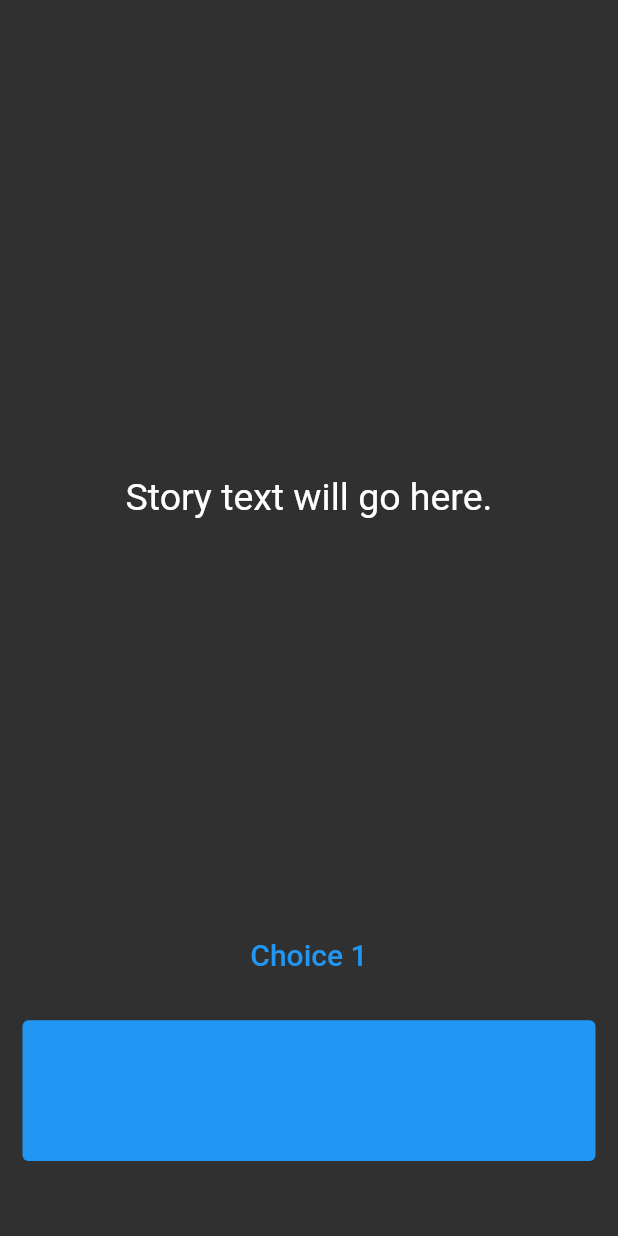
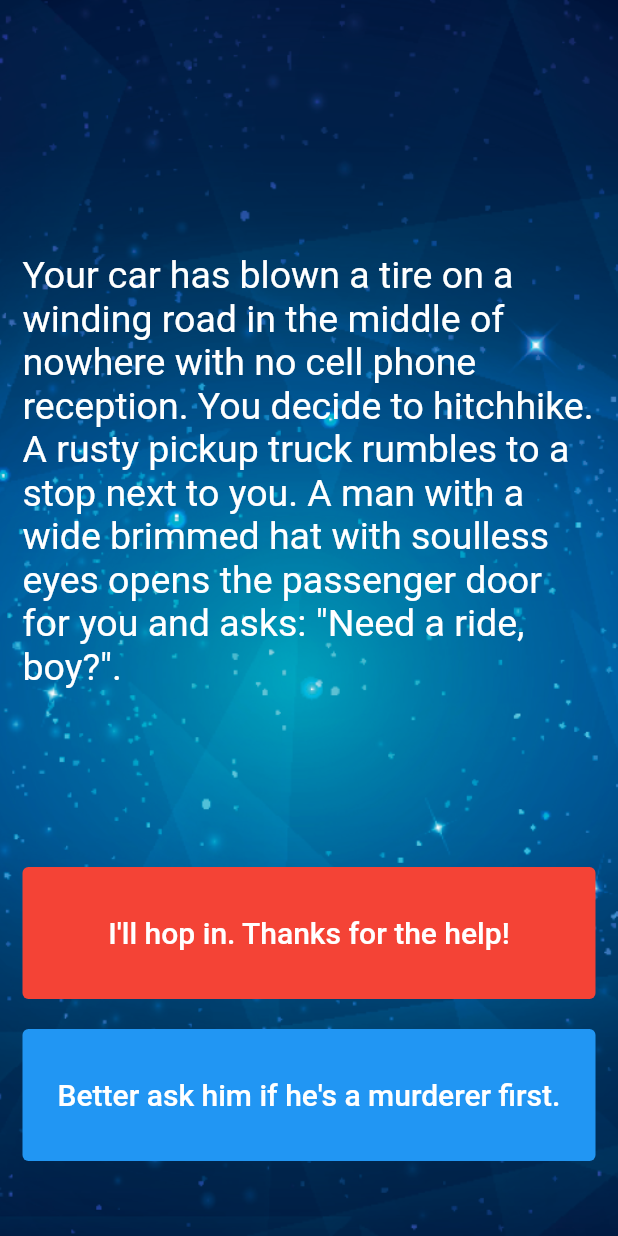
Before and after one commit to muhafs/flutter_destini_app, a Flutter app: the screen it shows after launch, on a phone screen of 412 x 824 dp. Run offline on Flutter 3.47's test engine with Material 2 defaults, Android fonts, the phone set to English and light mode, and no system bars.

Commit message:
- features: built destini application and all functionality

```diff
--- a/lib/main.dart
+++ b/lib/main.dart
@@ -1,8 +1,7 @@
 // ignore_for_file: todo
 
+import 'package:destini_app/story_brain.dart';
 import 'package:flutter/material.dart';
-
-//TODO: Step 15 - Run the app and see if you can see the screen update with the first story. Delete this TODO if it looks as you expected.
 
 void main() => runApp(const Destini());
 
@@ -19,7 +18,7 @@ class Destini extends StatelessWidget {
   }
 }
 
-//TODO: Step 9 - Create a new storyBrain object from the StoryBrain class.
+StoryBrain storyBrain = StoryBrain();
 
 class StoryPage extends StatefulWidget {
   const StoryPage({super.key});
@@ -33,36 +32,46 @@ class _StoryPageState extends State<StoryPage> {
   Widget build(BuildContext context) {
     return Scaffold(
       body: Container(
-        //TODO: Step 1 - Add background.png to this Container as a background image.
+        decoration: const BoxDecoration(
+          image: DecorationImage(
+            image: AssetImage("images/background.png"),
+            fit: BoxFit.cover,
+          ),
+        ),
         padding: const EdgeInsets.symmetric(vertical: 50.0, horizontal: 15.0),
         constraints: const BoxConstraints.expand(),
         child: SafeArea(
           child: Column(
             crossAxisAlignment: CrossAxisAlignment.stretch,
             children: [
-              const Expanded(
+              Expanded(
                 flex: 12,
                 child: Center(
                   child: Text(
-                    //TODO: Step 10 - use the storyBrain to get the first story title and display it in this Text Widget.
-                    'Story text will go here.',
-                    style: TextStyle(
+                    storyBrain.getStory(),
+                    style: const TextStyle(
                       fontSize: 25.0,
                     ),
                   ),
                 ),
               ),
               Expanded(
+                flex: 2,
                 child: TextButton(
                   onPressed: () {
                     //Choice 1 made by user.
-                    //TODO: Step 18 - Call the nextStory() method from storyBrain and pass the number 1 as the choice made by the user.
+                    setState(() {
+                      storyBrain.nextStory(1);
+                    });
                   },
-                  child: const Text(
-                    //TODO: Step 13 - Use the storyBrain to get the text for choice 1.
-                    'Choice 1',
-                    style: TextStyle(
+                  style: ButtonStyle(
+                    backgroundColor: MaterialStateProperty.all(Colors.red),
+                  ),
+                  child: Text(
+                    storyBrain.getChoice1(),
+                    style: const TextStyle(
                       fontSize: 20.0,
+                      color: Colors.white,
                     ),
                   ),
                 ),
@@ -72,21 +81,24 @@ class _StoryPageState extends State<StoryPage> {
               ),
               Expanded(
                 flex: 2,
-                //TODO: Step 26 - Use a Flutter Visibility Widget to wrap this FlatButton.
-                //TODO: Step 28 - Set the "visible" property of the Visibility Widget to equal the output from the buttonShouldBeVisible() method in the storyBrain.
+                child: Visibility(
+                  visible: storyBrain.buttonShouldBeVisible(),
                   child: TextButton(
                     onPressed: () {
                       //Choice 2 made by user.
-                    //TODO: Step 19 - Call the nextStory() method from storyBrain and pass the number 2 as the choice made by the user.
+                      setState(() {
+                        storyBrain.nextStory(2);
+                      });
                     },
                     style: ButtonStyle(
                       backgroundColor: MaterialStateProperty.all(Colors.blue),
                     ),
-                  child: const Text(
-                    //TODO: Step 14 - Use the storyBrain to get the text for choice 2.
-                    'Choice 2',
-                    style: TextStyle(
+                    child: Text(
+                      storyBrain.getChoice2(),
+                      style: const TextStyle(
                         fontSize: 20.0,
+                        color: Colors.white,
+                      ),
                     ),
                   ),
                 ),
@@ -98,7 +110,3 @@ class _StoryPageState extends State<StoryPage> {
     );
   }
 }
-
-//TODO: Step 24 - Run the app and try to figure out what code you need to add to this file to make the story change when you press on the choice buttons.
-
-//TODO: Step 29 - Run the app and test it against the Story Outline to make sure you've completed all the steps. The code for the completed app can be found here: https://github.com/londonappbrewery/destini-challenge-completed/
```
Also changed, not shown: lib/story.dart (+7 -4 lines), lib/story_brain.dart (+79 -50 lines). Lines whose indentation alone changed are shown as unchanged.
